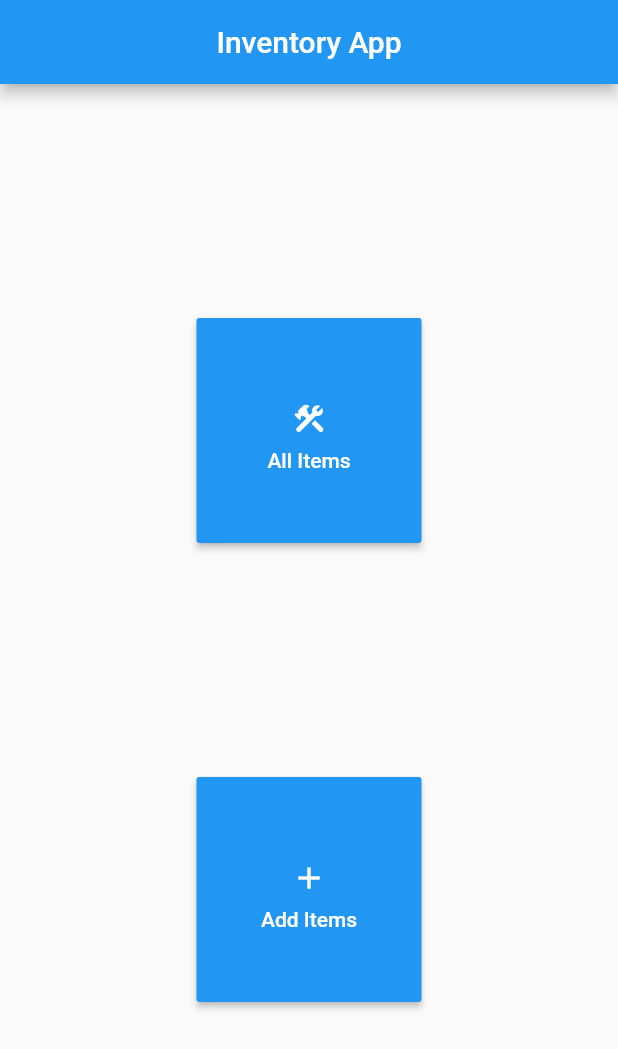
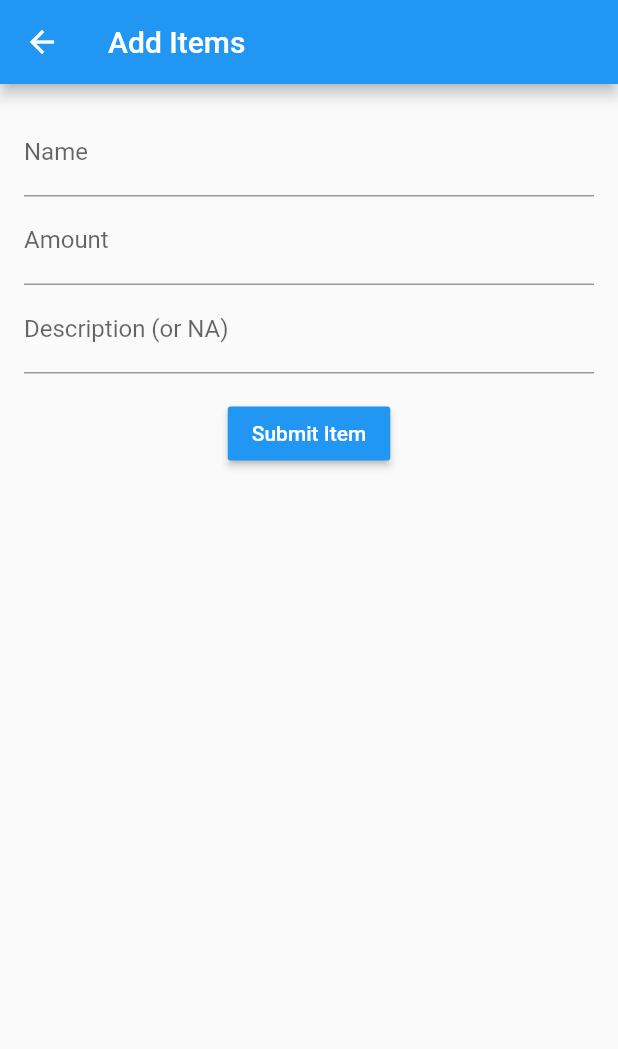
Before and after one commit to yuetu0/inventory_app, a Flutter app: the screen it shows after launch, after a tap on "Add Items", on a phone screen of 412 x 824 dp. Shown: the top 1049 px of the screen. Run offline on Flutter 3.47's test engine with Material 2 defaults, Android fonts, the phone set to English and light mode, and no system bars.

Commit message:
add items page - still needs debugging

```diff
--- a/lib/main.dart
+++ b/lib/main.dart
@@ -1,6 +1,7 @@
 import 'package:flutter/material.dart';
 import 'package:inventory_app/screens/home.dart';
 import 'package:inventory_app/screens/allitems.dart';
+import 'package:inventory_app/screens/additems.dart';
 
 void main() {
   runApp(MaterialApp(
@@ -8,6 +9,7 @@ void main() {
     routes:{
       '/home':(context)=> Home(),
       '/allitems':(context)=>AllItems(),
+      '/additems':(context)=>AddItems(),
     }
   ));
 }
--- /dev/null
+++ b/lib/model/form.dart
@@ -0,0 +1,20 @@
+class FeedbackForm {
+  String name;
+  String amount;
+  String description;
+
+  FeedbackForm(this.name, this.amount, this.description);
+
+  factory FeedbackForm.fromJson(dynamic json) {
+    return FeedbackForm("${json['name']}", "${json['amount']}",
+        "${json['description']}");
+
+}
+
+  // Method to make GET parameters.
+  Map toJson() => {
+        'name': name,
+        'amount': amount,
+        'description': description,
+      };
+}
--- /dev/null
+++ b/lib/screens/additems.dart
@@ -0,0 +1,136 @@
+import 'package:flutter/material.dart';
+import '../model/form.dart';
+import '../controller/form_controller.dart';
+
+class AddItems extends StatefulWidget {
+
+    AddItems({Key key, this.title}) : super(key: key);
+
+  final String title;
+
+  @override
+  _AddItemsState createState() => _AddItemsState();
+}
+
+class _AddItemsState extends State<AddItems> {
+
+    // Create a global key that uniquely identifies the Form widget
+  // and allows validation of the form.
+  //
+  // Note: This is a `GlobalKey<FormState>`,
+  // not a GlobalKey<MyCustomFormState>.
+  final _formKey = GlobalKey<FormState>();
+  final _scaffoldKey = GlobalKey<ScaffoldState>();
+
+  // TextField Controllers
+  TextEditingController nameController = TextEditingController();
+  TextEditingController amountController = TextEditingController();
+  TextEditingController descriptionController = TextEditingController();
+
+  // Method to Submit Feedback and save it in Google Sheets
+  void _submitForm() {
+    // Validate returns true if the form is valid, or false
+    // otherwise.
+    if (_formKey.currentState.validate()) {
+      // If the form is valid, proceed.
+      FeedbackForm feedbackForm = FeedbackForm(
+          nameController.text,
+          amountController.text,
+          descriptionController.text,);
+
+      FormController formController = FormController();
+
+      _showSnackbar("Submitting Feedback");
+
+      // Submit 'feedbackForm' and save it in Google Sheets.
+      formController.submitForm(feedbackForm, (String response) {
+        print("Response: $response");
+        if (response == FormController.STATUS_SUCCESS) {
+          // Feedback is saved succesfully in Google Sheets.
+          _showSnackbar("Feedback Submitted");
+        } else {
+          // Error Occurred while saving data in Google Sheets.
+          _showSnackbar("Error Occurred!");
+        }
+      });
+    }
+  }
+
+  // Method to show snackbar with 'message'.
+  _showSnackbar(String message) {
+      final snackBar = SnackBar(content: Text(message));
+      _scaffoldKey.currentState.showSnackBar(snackBar);
+  }
+
+@override
+  Widget build(BuildContext context) {
+    return Scaffold(
+      key: _scaffoldKey,
+      resizeToAvoidBottomInset: false,
+      appBar: AppBar(
+        title: Text("Add Items"),
+      ),
+      body: Center(
+          child: Column(
+            mainAxisAlignment: MainAxisAlignment.start,
+            children: <Widget>[
+              Form(
+                key: _formKey,
+                child:
+                  Padding(padding: EdgeInsets.all(16),
+                  child: Column(
+                    crossAxisAlignment: CrossAxisAlignment.start,
+                    children: <Widget>[
+                      TextFormField(
+                        controller: nameController,
+                        validator: (value) {
+                          if (value.isEmpty) {
+                            return 'Enter Valid Name';
+                          }
+                          return null;
+                        },
+                        decoration: InputDecoration(
+                          labelText: 'Name'
+                        ),
+                      ),
+                      TextFormField(
+                        controller: amountController,
+                        validator: (value) {
+                          if (value.isEmpty) {
+                            return 'Enter Valid Amount';
+                          }
+                          return null;
+                        },
+                         keyboardType: TextInputType.number,
+                        decoration: InputDecoration(
+                          labelText: 'Amount'
+                        ),
+                      ),
+                      TextFormField(
+                        controller: descriptionController,
+                        validator: (value) {
+                          if (value.isEmpty) {
+                            return 'Enter Valid Description or NA';
+                          }
+                          return null;
+                        },
+                        decoration: InputDecoration(
+                          labelText: 'Description (or NA)',
+                        ),
+                      ),
+                    ],
+                  ),
+                )
+              ),
+              RaisedButton(
+                color: Colors.blue,
+                textColor: Colors.white,
+                onPressed:_submitForm,
+                child: Text('Submit Item'),
+              ),
+            ],
+          ),
+        ),
+    );
+  }
+}
--- a/lib/screens/home.dart
+++ b/lib/screens/home.dart
@@ -58,7 +58,8 @@ class _HomeState extends State<Home> {
 
              textColor: Colors.white,
             color: Colors.blue,
-            onPressed: (){},
+            onPressed: (){
+              Navigator.of(context).pushNamed('/additems');},
             child: Column(
               mainAxisAlignment: MainAxisAlignment.center,
               children: [
```
Also changed, not shown: lib/controller/form_controller.dart (added, +36 -0 lines), lib/db/database_helper.dart (deleted, +0 -22 lines), lib/screens/allitems.dart (+5 -62 lines).
